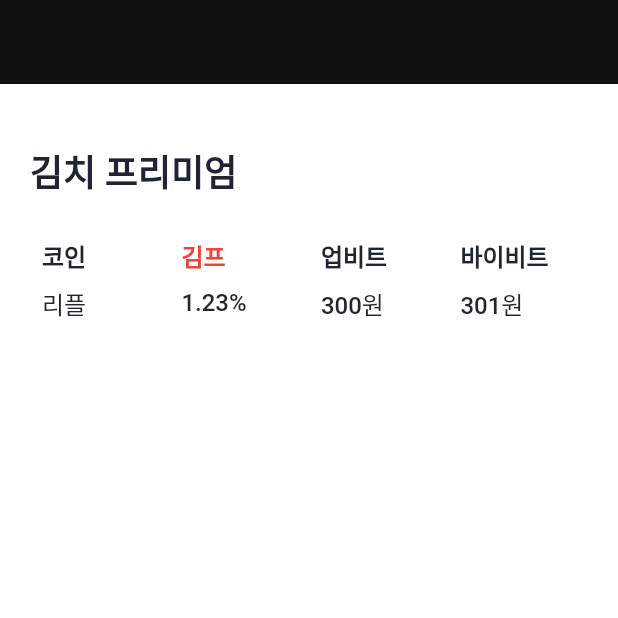
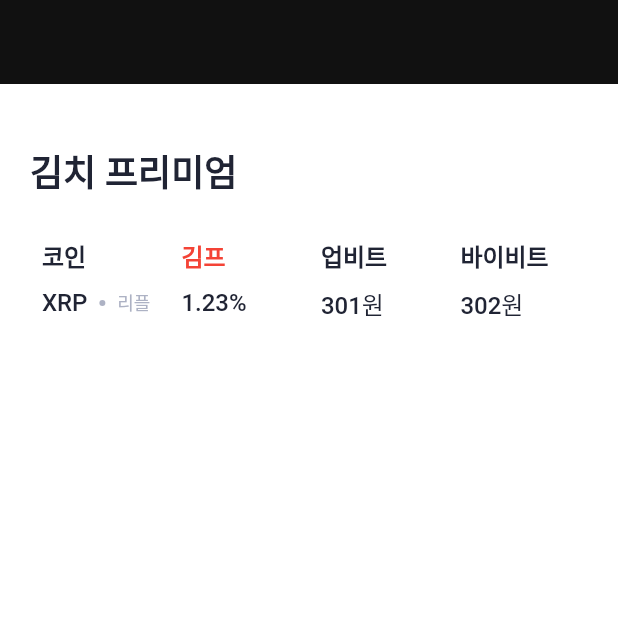
Before and after one commit to voidFunctionReturn0/-deprecated-kimper-flutter, a Flutter app: the screen it shows after launch, on a phone screen of 412 x 824 dp, the top half of it. Run offline on Flutter 3.47's test engine with Material 3 defaults, Android fonts, the light colour scheme and no system bars; our stand-ins replace dio; missing offline and left inert: serverpod, serverpod_client, serverpod_flutter.

Commit message:
리플 김프 행 디자인

```diff
--- /dev/null
+++ b/kimper_flutter/lib/models/app_ticker.dart
@@ -0,0 +1,18 @@
+import 'package:kimper_client/kimper_client.dart';
+
+class AppTicker {
+  final Ticker ticker;
+  late final String nameKorean;
+  late final String nameTicker;
+
+  AppTicker(this.ticker) {
+    switch (ticker) {
+      case Ticker.xrp:
+        nameKorean = '리플';
+        nameTicker = 'XRP';
+      default:
+        nameKorean = '';
+        nameTicker = '';
+    }
+  }
+}
--- a/kimper_flutter/lib/models/kimchi_premium.dart
+++ b/kimper_flutter/lib/models/kimchi_premium.dart
@@ -1,5 +1,5 @@
 import 'package:kimper_client/kimper_client.dart';
-import 'package:kimper_flutter/data/repo.dart';
+import 'package:kimper_flutter/repo.dart';
 
 class KimchiPremium {
   late final int value;
--- a/kimper_flutter/lib/styles/app_color.dart
+++ b/kimper_flutter/lib/styles/app_color.dart
@@ -3,4 +3,5 @@ import 'package:flutter/material.dart';
 class AppColor {
   static const black1 = Color(0xff111111);
   static const black2 = Color(0xff202434);
+  static const gray1 = Color(0xffADB2C4);
 }
--- a/kimper_flutter/lib/styles/app_text_style.dart
+++ b/kimper_flutter/lib/styles/app_text_style.dart
@@ -25,4 +25,11 @@ class AppTextStyle {
     letterSpacing: -0.03,
     color: AppColor.black2,
   );
+
+  static const bodySmall1 = TextStyle(
+    fontSize: 12,
+    height: 1.4,
+    letterSpacing: -0.03,
+    color: AppColor.gray1,
+  );
 }
--- a/kimper_flutter/lib/ui/home/home_screen.dart
+++ b/kimper_flutter/lib/ui/home/home_screen.dart
@@ -1,10 +1,12 @@
 import 'package:flutter/material.dart';
 import 'package:kimper_client/kimper_client.dart';
-import 'package:kimper_flutter/models/kimchi_premium.dart';
-import 'package:kimper_flutter/models/price.dart';
+import 'package:kimper_flutter/models/app_ticker.dart';
 import 'package:kimper_flutter/styles/app_color.dart';
 import 'package:kimper_flutter/styles/app_text_style.dart';
-import 'package:kimper_flutter/utils.dart';
+import 'package:kimper_flutter/common.dart';
+import 'package:provider/provider.dart';
+
+import 'home_view_model.dart';
 
 class HomeScreen extends StatelessWidget {
   const HomeScreen({super.key});
@@ -21,10 +23,12 @@ class HomeScreen extends StatelessWidget {
 }
 
 class _Body extends StatelessWidget {
-  const _Body();
+  late final HomeViewModel viewModel;
 
   @override
   Widget build(BuildContext context) {
+    // viewModel = Provider.of<HomeViewModel>(context);
+
     return Center(
       child: Container(
         constraints: BoxConstraints(maxWidth: 808),
@@ -78,7 +82,16 @@ class _Body extends StatelessWidget {
                 //     Exchange.bybit,
                 //   ).toStr(Currency.krw),
                 // ],
-                  ['리플', '1.23%', '300원', '301원']),
+                [
+                  _tickerName(AppTicker(Ticker.xrp)),
+                  // viewModel.kimchiPremium,
+                  // viewModel.upbitXrpPrice,
+                  // viewModel.bybitXrpPrice,
+                  Text('1.23%', style: AppTextStyle.bodyMedium2),
+                  Text('301원', style: AppTextStyle.bodyMedium2),
+                  Text('302원', style: AppTextStyle.bodyMedium2),
+                ],
+              ),
             ),
           ],
         ),
@@ -104,24 +117,34 @@ class _Body extends StatelessWidget {
         .toList();
   }
 
-  List<Widget> _tableRow(List<String> contents) {
+  List<Widget> _tableRow(List<Widget> contents) {
     return contents
         .map(
           (content) => TableCell(
             child: Padding(
               padding: const EdgeInsets.symmetric(vertical: 4, horizontal: 8),
-              child: Text(
-                content,
-                style: AppTextStyle.bodyMedium2,
-              ),
+              child: content,
             ),
           ),
         )
         .toList();
   }
 
-  double _exchangeRate(Exchange upbit, Exchange bybit) {
-    // TODO
-    return 1.0;
+  Widget _tickerName(AppTicker ticker) {
+    return Row(
+      children: [
+        Text(
+          ticker.nameTicker,
+          style: AppTextStyle.bodyMedium2,
+        ),
+        Space(width: 8),
+        Circle.build(size: 4, color: AppColor.gray1),
+        Space(width: 8),
+        Text(
+          ticker.nameKorean,
+          style: AppTextStyle.bodySmall1,
+        ),
+      ],
+    );
   }
 }
--- /dev/null
+++ b/kimper_flutter/lib/ui/home/home_view_model.dart
@@ -0,0 +1,34 @@
+import 'package:flutter/material.dart';
+
+// TODO
+class HomeViewModel with ChangeNotifier {
+  final delay = 5;
+  String _upbitXrpPrice = '..';
+  String _bybitXrpPrice = '..';
+  String _exchangeRate = '..';
+  String _kimchiPremium = '..';
+
+  String get upbitXrpPrice => _upbitXrpPrice;
+  String get bybitXrpPrice => _bybitXrpPrice;
+  String get exchangeRate => _exchangeRate;
+  String get kimchiPremium => _kimchiPremium;
+
+  HomeViewModel() {
+    _loadData();
+  }
+
+  void _loadData() {
+    _loadUpbitXrpPrice();
+    _loadBybitXrpPrice();
+    _loadExchangeRate();
+    _loadKimchiPremium();
+  }
+
+  void _loadUpbitXrpPrice() {}
+
+  void _loadBybitXrpPrice() {}
+
+  void _loadExchangeRate() {}
+
+  void _loadKimchiPremium() {}
+}
--- a/kimper_flutter/lib/utils.dart
+++ /dev/null
@@ -1,12 +0,0 @@
-import 'package:flutter/material.dart';
-import 'package:kimper_client/kimper_client.dart';
-
-class Utils {
-  static String toStr(Ticker ticker) {
-    return switch (ticker) { Ticker.xrp => "XRP" };
-  }
-}
-
-class Space extends SizedBox {
-  const Space({super.key, super.width, super.height});
-}
--- a/kimper_flutter/pubspec.yaml
+++ b/kimper_flutter/pubspec.yaml
@@ -33,6 +33,7 @@ dependencies:
   # Use with the CupertinoIcons class for iOS style icons.
   cupertino_icons: ^1.0.5
   dio: ^5.7.0
+  provider: ^6.1.2
 
 dev_dependencies:
   flutter_lints: '>=3.0.0 <6.0.0'
```
Also changed, not shown: kimper_flutter/lib/common.dart (added, +18 -0 lines), kimper_flutter/lib/data/repo.dart (deleted, +0 -13 lines), kimper_flutter/lib/repo.dart (added, +20 -0 lines), kimper_flutter/lib/ui/home/home_viewmodel.dart (deleted), kimper_flutter/pubspec.lock. Lines whose indentation alone changed are shown as unchanged.
